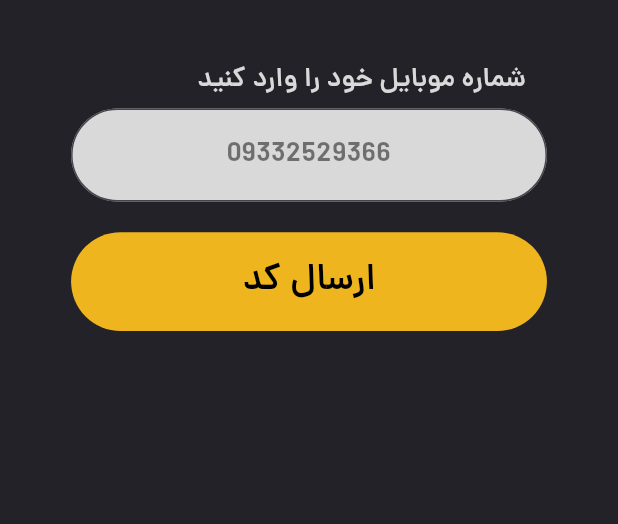
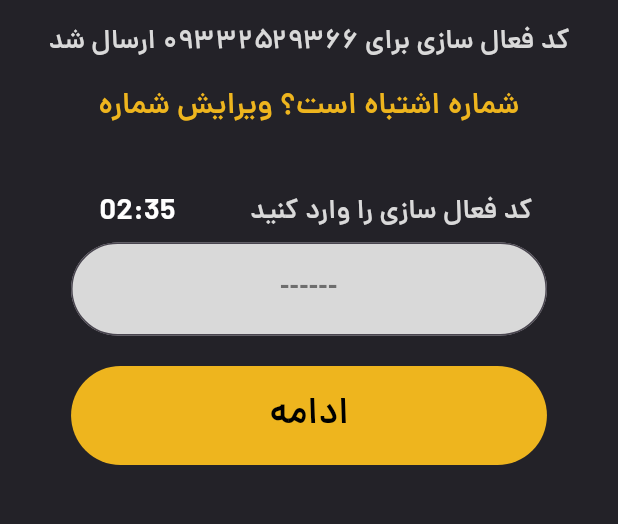
Before and after one commit to aradazr/dokme_burger, a Flutter app: the screen it shows after launch, on a phone screen of 412 x 824 dp, the part 487-1011 px from its top. Run offline on Flutter 3.47's test engine with Material 3 defaults, Android fonts, the phone set to English and light mode, and no system bars; missing offline and left inert: flutter_inner_shadow.

Commit message:
registeration page ui

```diff
--- a/lib/components/colors-style.dart
+++ b/lib/components/colors-style.dart
@@ -2,7 +2,10 @@ import 'package:flutter/material.dart';
 
 class ColorStyles {
   static const loginPageBackGroundColor = Color.fromARGB(255, 35, 34, 40);
-  static const loginNumberField = Color.fromARGB(255, 217, 217, 217);
+  static const loginPageTextFieldColor = Color.fromARGB(255, 217, 217, 217);
   static const loginPageSendCodeColor = Color.fromARGB(255, 238, 181, 30);
   static const loginPageSendCodeShadowColor = Color.fromARGB(65, 0, 0, 0);
+  static const registerCodePageTextFieldColor = Color.fromARGB(255, 217, 217, 217);
+  static const registerCodePageContinueColor = Color.fromARGB(255, 238, 181, 30);
+  static const registerCodePageBackGroundColorColor = Color.fromARGB(255, 35, 34, 40);
 }
--- a/lib/components/strings.dart
+++ b/lib/components/strings.dart
@@ -1,6 +1,11 @@
 class AppText{
-  static const String interYourNumber = 'شماره موبایل خود را وارد کنید';
-  static const String numberPlaceHolder = '09332529366';
+  static const String loginPageinterYourNumber = 'شماره موبایل خود را وارد کنید';
+  static const String loginPageHintText = '09332529366';
   static const String loginPageSendCode = 'ارسال کد';
+  static const String registerCodePageSendCodeToNumber = 'کد فعال سازی برای ۰۹۳۳۲۵۲۹۳۶۶ ارسال شد';
+  static const String registerCodePageWrongNumber = 'شماره اشتباه است؟ ویرایش شماره';
+  static const String registerCodePageEnterRegisterationCode = 'کد فعال سازی را وارد کنید';
+  static const String registerCodePageContinue = 'ادامه';
+  static const String registerCodePageHintText = '------';
 
 }
--- a/lib/components/text-style.dart
+++ b/lib/components/text-style.dart
@@ -3,16 +3,14 @@ import 'package:flutter/widgets.dart';
 
 class AppTextStyle {
   static const TextStyle interYourNumber = TextStyle(
-    fontFamily: 'dana',
-    fontSize: 18,
-    color: Color.fromARGB(255, 217, 217, 217)
-  );
+      fontFamily: 'dana',
+      fontSize: 18,
+      color: Color.fromARGB(255, 217, 217, 217));
   static const TextStyle numberPlaceHolder = TextStyle(
-    fontFamily: 'dana',
-    fontSize: 18,
-    height: 0.9,
-    color: Color.fromARGB(126, 0, 0, 0)
-  );
+      fontFamily: 'dana',
+      fontSize: 18,
+      height: 0.9,
+      color: Color.fromARGB(126, 0, 0, 0));
   static const TextStyle sendCode = TextStyle(
     fontFamily: 'dana',
     fontSize: 24,
@@ -22,6 +20,30 @@ class AppTextStyle {
     fontFamily: 'dana',
     fontSize: 20,
     color: Color.fromARGB(255, 0, 0, 0),
-
+  );
+  static const TextStyle registerCodePageSendCodeToNumber = TextStyle(
+    fontFamily: 'dana',
+    fontSize: 18,
+    color: Color.fromARGB(255, 217, 217, 217),
+  );
+  static const TextStyle registerCodePageWrongNumber = TextStyle(
+    fontFamily: 'dana',
+    fontSize: 20,
+    color: Color.fromARGB(255, 238, 181, 30),
+  );
+  static const TextStyle registerCodePageEnterRegisterationCode = TextStyle(
+    fontFamily: 'dana',
+    fontSize: 20,
+    color: Color.fromARGB(255, 255, 255, 255),
+  );
+  static const TextStyle registerCodePageContinue = TextStyle(
+    fontFamily: 'dana',
+    fontSize: 20,
+    color: Color.fromARGB(255, 0, 0, 0),
+  );
+  static const TextStyle registerCodePageCounter = TextStyle(
+    fontFamily: 'dana',
+    fontSize: 20,
+    color: Color.fromARGB(255, 255, 255, 255),
   );
 }
--- a/lib/main.dart
+++ b/lib/main.dart
@@ -1,4 +1,4 @@
-import 'package:dokme_burger/main_pages/login_page.dart';
+import 'package:dokme_burger/main_pages/registration_code_page.dart';
 import 'package:flutter/material.dart';
 
 void main() {
@@ -11,10 +11,10 @@ class MyApp extends StatelessWidget {
   // This widget is the root of your application.
   @override
   Widget build(BuildContext context) {
-    return const MaterialApp(
+    return  MaterialApp(
       title: 'Dokme Burger',
       debugShowCheckedModeBanner: false,
-      home:LoginPage(),
+      home: RegisterationCodePage(),
 
     );
   }
--- a/lib/main_pages/login_page.dart
+++ b/lib/main_pages/login_page.dart
@@ -1,32 +1,49 @@
 import 'package:dokme_burger/components/colors-style.dart';
-import 'package:dokme_burger/widgets/input_number.dart';
-import 'package:dokme_burger/widgets/send_code-bttn.dart';
+import 'package:dokme_burger/components/strings.dart';
+import 'package:dokme_burger/widgets/input_number_text_field.dart';
+import 'package:dokme_burger/widgets/custom_bttn.dart';
 import 'package:flutter/material.dart';
-import 'package:flutter/services.dart';
-import 'package:flutter/widgets.dart';
 
 class LoginPage extends StatelessWidget {
-  const LoginPage({super.key});
+  LoginPage({super.key});
+
+  final TextEditingController _controller = TextEditingController();
 
   @override
   Widget build(BuildContext context) {
     Size size = MediaQuery.of(context).size;
 
-
     return SafeArea(
+      child: GestureDetector(
+        onTap: () => FocusScope.of(context).unfocus(),
         child: Scaffold(
           backgroundColor: ColorStyles.loginPageBackGroundColor,
           body: SingleChildScrollView(
+
             child: Center(
               child: Column(
-
                 children: [
-                SizedBox(height: size.height * .12,),
+                  SizedBox(
+                    height: size.height * .12,
+                  ),
                   Image.asset('assets/images/dokme logo.png'),
 
-                InputNumber(),
-                SendCodeBttn()
+                  //? تکست فیلدی که شماره موبایل را وارد میکنیم
+
+                  InputNumberTextField(
+                      helperText: AppText.loginPageinterYourNumber,
+                      hintText: AppText.loginPageHintText,
+                      textFieldColor: ColorStyles.loginPageTextFieldColor,
+                      counter: '',
+                      controller: _controller),
+
+                  //? دکمه ارسال کد
+                  CustomBttn(
+                    bttnColor: ColorStyles.loginPageSendCodeColor,
+                    bttnText: AppText.loginPageSendCode,
+                  )
                 ],
+              ),
             ),
           ),
         ),
--- /dev/null
+++ b/lib/main_pages/registration_code_page.dart
@@ -0,0 +1,71 @@
+import 'package:dokme_burger/components/colors-style.dart';
+import 'package:dokme_burger/components/strings.dart';
+import 'package:dokme_burger/components/text-style.dart';
+import 'package:dokme_burger/widgets/custom_bttn.dart';
+import 'package:dokme_burger/widgets/input_number_text_field.dart';
+import 'package:flutter/material.dart';
+
+class RegisterationCodePage extends StatelessWidget {
+  RegisterationCodePage({super.key});
+
+  final TextEditingController _controller = TextEditingController();
+  @override
+  Widget build(BuildContext context) {
+    Size size = MediaQuery.of(context).size;
+
+    return SafeArea(
+      child: GestureDetector(
+        onTap: () => FocusScope.of(context).unfocus(),
+        child: Scaffold(
+          backgroundColor: ColorStyles.registerCodePageBackGroundColorColor,
+          body: SingleChildScrollView(
+
+            child: Center(
+              child: Column(
+                children: [
+                  SizedBox(
+                    height: size.height * .12,
+                  ),
+                  //! لوگوی اصلی
+                  Image.asset('assets/images/dokme logo.png'),
+                  SizedBox(
+                    height: size.height * .019,
+                  ),
+
+                  //! کد فعال سازی برای فلان شماره ارسال شد
+                  Text(
+                    AppText.registerCodePageSendCodeToNumber,
+                    style: AppTextStyle.registerCodePageSendCodeToNumber,
+                  ),
+                  SizedBox(
+                    height: size.height * .019,
+                  ),
+
+                 //! اگر شماره اشتباه است ان را ویرایش کن
+                  Text(
+                    AppText.registerCodePageWrongNumber,
+                    style: AppTextStyle.registerCodePageWrongNumber,
+                  ),
+
+                  //? محل قرار گیری کد فعال سازی
+                  InputNumberTextField(
+                      helperText: AppText.registerCodePageEnterRegisterationCode,
+                      hintText: AppText.registerCodePageHintText,
+                      textFieldColor: ColorStyles.registerCodePageTextFieldColor,
+                      counter: '02:35',
+                      controller: _controller),
+
+                  //? دکمه ی ادامه
+                  CustomBttn(
+                      bttnColor: ColorStyles.registerCodePageContinueColor,
+                      bttnText: AppText.registerCodePageContinue
+                      )
+                ],
+              ),
+            ),
+          ),
+        ),
+      ),
+    );
+  }
+}
--- a/lib/widgets/send_code-bttn.dart
+++ b/lib/widgets/custom_bttn.dart
@@ -1,13 +1,22 @@
+// ignore_for_file: public_member_api_docs, sort_constructors_first
+import 'package:flutter/widgets.dart';
+import 'package:flutter_inner_shadow/flutter_inner_shadow.dart';
+
 import 'package:dokme_burger/components/colors-style.dart';
 import 'package:dokme_burger/components/strings.dart';
 import 'package:dokme_burger/components/text-style.dart';
-import 'package:flutter/widgets.dart';
-import 'package:flutter_inner_shadow/flutter_inner_shadow.dart';
 
-class SendCodeBttn extends StatelessWidget {
-  const SendCodeBttn({
+class CustomBttn extends StatelessWidget {
+   CustomBttn({
     super.key,
+    required this.bttnColor,
+    required this.bttnText,
   });
+
+
+  final Color bttnColor;
+  final String bttnText;
+
 
   @override
   Widget build(BuildContext context) {
@@ -28,10 +37,10 @@ class SendCodeBttn extends StatelessWidget {
           width: size.width * .77,
           decoration: BoxDecoration(
             borderRadius: BorderRadius.circular(48),
-            color: ColorStyles.loginPageSendCodeColor,
+            color: bttnColor,
           ),
           child: Text(
-            AppText.loginPageSendCode,
+            bttnText,
             style: AppTextStyle.sendCode,
           ),
         ),
--- a/lib/widgets/input_number.dart
+++ b/lib/widgets/input_number_text_field.dart
@@ -1,16 +1,30 @@
-import 'package:dokme_burger/components/colors-style.dart';
-import 'package:dokme_burger/components/strings.dart';
-import 'package:dokme_burger/components/text-style.dart';
+// ignore_for_file: public_member_api_docs, sort_constructors_first
 import 'package:flutter/material.dart';
 
-class InputNumber extends StatelessWidget {
-  const InputNumber({
+import 'package:dokme_burger/components/text-style.dart';
+
+class InputNumberTextField extends StatelessWidget {
+
+
+  final String helperText;
+  final String hintText;
+  final String counter;
+  final Color textFieldColor;
+  final TextEditingController controller;
+
+    InputNumberTextField({
     super.key,
+    required this.helperText,
+    required this.hintText,
+    required this.textFieldColor,
+    required this.controller,
+    required this.counter
   });
 
   @override
   Widget build(BuildContext context) {
     Size size = MediaQuery.of(context).size;
+
     return Directionality(
       textDirection: TextDirection.rtl,
       child: Column(
@@ -18,11 +32,22 @@ class InputNumber extends StatelessWidget {
           SizedBox(
             height: size.height * .05,
           ),
-          const Padding(
-            padding: EdgeInsets.only(left: 70),
-            child: Text(
-              AppText.interYourNumber,
-              style: AppTextStyle.interYourNumber,
+           Padding(
+            padding: EdgeInsets.only(right: 57),
+            child: Row(
+              mainAxisAlignment: MainAxisAlignment.start,
+              children: [
+                Text(
+                  helperText,
+                  style: AppTextStyle.interYourNumber,
+                ),
+                SizedBox(width: size.width* .12,),
+
+                Text(
+                  counter,
+                  style: AppTextStyle.registerCodePageCounter,
+                ),
+              ],
             ),
           ),
           SizedBox(
@@ -32,14 +57,15 @@ class InputNumber extends StatelessWidget {
             width: size.width * .77,
             height: size.height * .1,
             child: TextField(
+              controller: controller,
               style: AppTextStyle.typeNumberLoginPage,
               textAlign: TextAlign.center,
               maxLength: 11,
               decoration: InputDecoration(
-                hintText: AppText.numberPlaceHolder,
+                hintText: hintText,
                 hintStyle: AppTextStyle.numberPlaceHolder,
                 counterText: '',
-                fillColor: ColorStyles.loginNumberField,
+                fillColor: textFieldColor,
                 border:
                     OutlineInputBorder(borderRadius: BorderRadius.circular(48)),
                 focusedBorder:
```
Also changed, not shown: lib/main_pages/sign_up_page.dart (added). Lines whose indentation alone changed are shown as unchanged.
